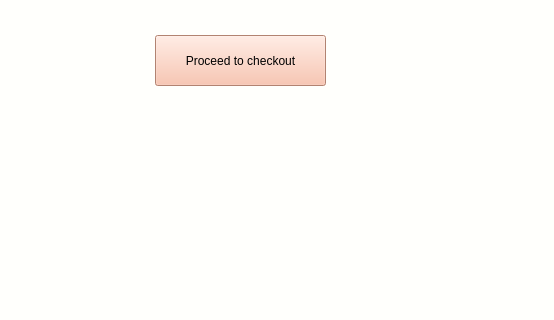
Before: the Qt Designer form MEDAD/shoppingcart.ui in yomnahisham/CSCE1102-LabProject, drawn with Qt 5; both pictures show x 575 to 1129 and y 235 to 555 of the 1129 by 676 pixel window.
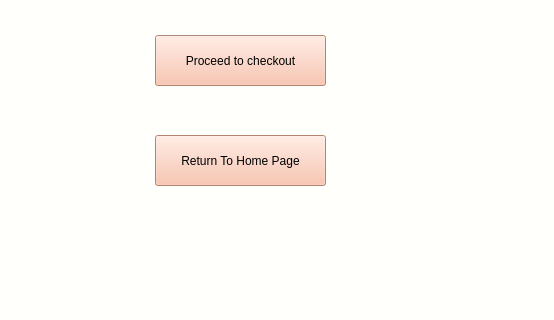
After: the same form once the commit is applied.

Commit message: added vector and added return to home page button

Patch:
```diff
--- a/MEDAD/shoppingcart.ui
+++ b/MEDAD/shoppingcart.ui
@@ -80,6 +80,23 @@
     <string>ShoppingCartLogo</string>
    </property>
   </widget>
+  <widget class="QPushButton" name="returnHome">
+   <property name="geometry">
+    <rect>
+     <x>730</x>
+     <y>370</y>
+     <width>171</width>
+     <height>51</height>
+    </rect>
+   </property>
+   <property name="styleSheet">
+    <string notr="true">color: rgb(0, 0, 0);
+background-color: rgb(249, 184, 158);</string>
+   </property>
+   <property name="text">
+    <string>Return To Home Page</string>
+   </property>
+  </widget>
  </widget>
  <resources/>
  <connections/>
```
The commit also changes 25 other files.
